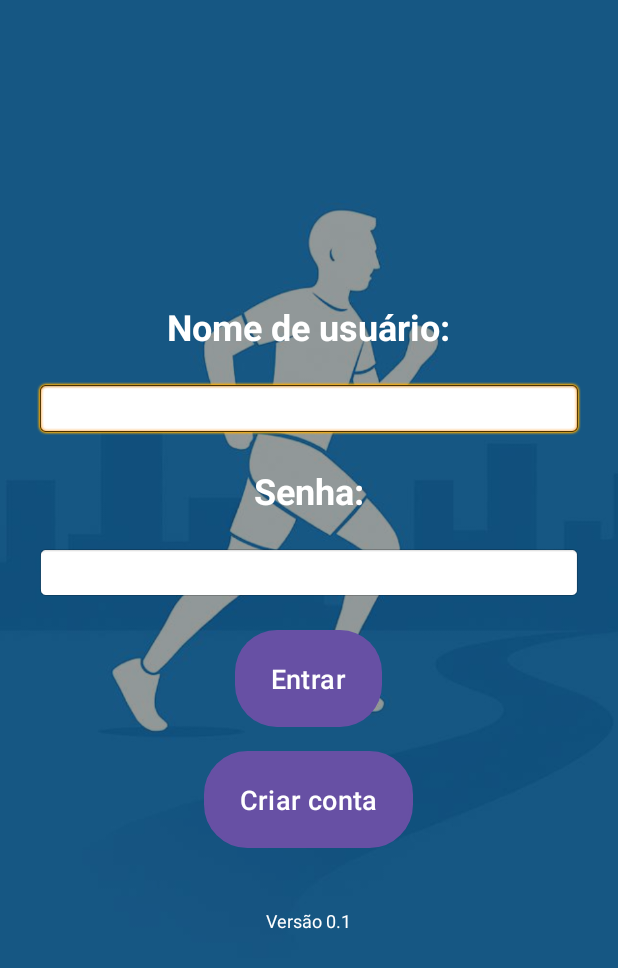
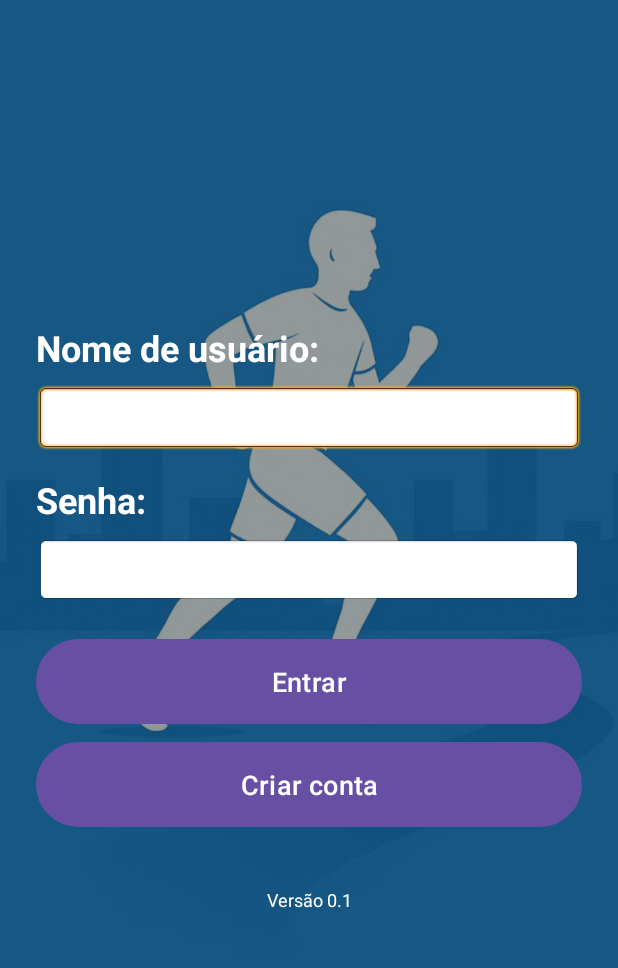
Before and after one commit to matheusEmanoels/TrabalhoConclusaCurso, an Android app: the screen it shows after launch (LoginActivity), after a tap on "Entrar", on a phone screen of 412 x 824 dp. Shown: the top 968 px of the screen. Run offline under Robolectric (Android 15) with nearby library versions, the phone set to English and light mode, and no system bars; our stand-ins replace Firebase (no records; nobody signed in at launch, a user with empty details on screens opened directly).

Commit message:
Ajustes de tela

```diff
--- a/app/src/main/java/br/edu/utfpr/trabalhoconclusaocurso/activities/SettingActivity.kt
+++ b/app/src/main/java/br/edu/utfpr/trabalhoconclusaocurso/activities/SettingActivity.kt
@@ -110,7 +110,7 @@ class SettingsActivity : AppCompatActivity() {
                     Toast.makeText(this@SettingsActivity, "Erro ao sincronizar!", Toast.LENGTH_SHORT).show()
                     Log.e("SYNC", "Erro ao sincronizar tudo", e)
                 } finally {
-                    showLoading(false) // esconde overlay
+                    showLoading(false)
                 }
             }
         }
--- a/app/src/main/res/layout/activity_login.xml
+++ b/app/src/main/res/layout/activity_login.xml
@@ -7,7 +7,7 @@
     android:id="@+id/login"
     tools:context=".activities.LoginActivity">
 
-    <!-- Imagem de fundo que se adapta à tela -->
+    <!-- Imagem de fundo -->
     <ImageView
         android:id="@+id/background_image"
         android:layout_width="match_parent"
@@ -16,26 +16,27 @@
         android:scaleType="centerCrop"
         android:contentDescription="@string/background_desc" />
 
-    <!-- Overlay escuro para melhor contraste -->
+    <!-- Overlay escuro -->
     <View
         android:layout_width="match_parent"
         android:layout_height="match_parent"
         android:background="#66000000" />
 
+    <!-- Conteúdo principal -->
     <LinearLayout
         android:layout_width="match_parent"
         android:layout_height="match_parent"
         android:orientation="vertical"
         android:padding="24dp"
-        android:gravity="center">
+        android:gravity="center_vertical"
+        android:layout_gravity="start">
 
-
-        <!-- Container dos botões -->
+        <!-- Container dos campos e botões -->
         <LinearLayout
             android:layout_width="match_parent"
             android:layout_height="wrap_content"
             android:orientation="vertical"
-            android:gravity="center">
+            android:gravity="start">
 
             <TextView
                 android:layout_width="wrap_content"
@@ -44,14 +45,15 @@
                 android:textSize="24sp"
                 android:textColor="@color/white"
                 android:textStyle="bold"
-                android:layout_marginBottom="20dp" />
+                android:layout_marginBottom="8dp" />
 
             <EditText
+                android:id="@+id/etUsername"
                 android:layout_width="match_parent"
-                android:layout_height="match_parent"
+                android:layout_height="wrap_content"
                 android:background="@android:drawable/editbox_background"
-                android:id="@+id/etUsername"
-                android:layout_marginBottom="20dp" />
+                android:layout_marginBottom="16dp"
+                android:padding="10dp" />
 
             <TextView
                 android:layout_width="wrap_content"
@@ -60,57 +62,61 @@
                 android:textSize="24sp"
                 android:textColor="@color/white"
                 android:textStyle="bold"
-                android:layout_marginBottom="20dp" />
+                android:layout_marginBottom="8dp" />
 
             <EditText
+                android:id="@+id/etPassword"
                 android:layout_width="match_parent"
-                android:layout_height="match_parent"
+                android:layout_height="wrap_content"
                 android:background="@android:drawable/editbox_background"
-                android:id="@+id/etPassword"
                 android:inputType="textPassword"
-                android:layout_marginBottom="20dp" />
-
+                android:layout_marginBottom="24dp"
+                android:padding="10dp" />
 
             <!-- Botão de Login -->
             <Button
                 android:id="@+id/login_button"
-                android:layout_width="wrap_content"
-                android:layout_height="match_parent"
+                android:layout_width="match_parent"
+                android:layout_height="wrap_content"
                 android:text="@string/login"
                 android:textAllCaps="false"
                 android:textSize="18sp"
-                android:paddingVertical="16dp"
+                android:paddingVertical="12dp"
                 android:background="@drawable/button_primary"
                 android:textColor="@color/white"
-                android:layout_marginBottom="16dp"
-                android:onClick="OnClickLogin"/>
+                android:layout_marginBottom="12dp"
+                android:onClick="OnClickLogin" />
 
             <!-- Botão de Cadastro -->
             <Button
                 android:id="@+id/signup_button"
-                android:layout_width="wrap_content"
-                android:layout_height="match_parent"
+                android:layout_width="match_parent"
+                android:layout_height="wrap_content"
                 android:text="@string/signup"
                 android:textAllCaps="false"
                 android:textSize="18sp"
-                android:paddingVertical="16dp"
+                android:paddingVertical="12dp"
                 android:background="@drawable/button_secondary"
                 android:textColor="@color/white"
-                android:onClick="OnClickCadastrar"/>
-
+                android:onClick="OnClickCadastrar" />
         </LinearLayout>
 
-        <!-- Versão do app -->
+        <!-- Espaço antes da versão -->
+        <View
+            android:layout_width="match_parent"
+            android:layout_height="40dp" />
+
+        <!-- Versão do app centralizada -->
         <TextView
-            android:layout_width="wrap_content"
+            android:layout_width="match_parent"
             android:layout_height="wrap_content"
             android:text="@string/app_version"
             android:textSize="12sp"
             android:textColor="@color/white"
-            android:layout_marginTop="40dp" />
-
+            android:gravity="center" />
     </LinearLayout>
 
+    <!-- Tela de carregamento -->
     <FrameLayout
         android:id="@+id/layoutLoading"
         android:layout_width="match_parent"
@@ -127,6 +133,6 @@
             android:layout_width="wrap_content"
             android:layout_height="wrap_content"
             android:indeterminate="true"
-            android:layout_gravity="center"/>
+            android:layout_gravity="center" />
     </FrameLayout>
 </RelativeLayout>
```
Also changed, not shown: app/src/main/res/layout/activity_register.xml (+49 -30 lines), app/src/main/res/layout/preferences.xml (+58 -36 lines).
